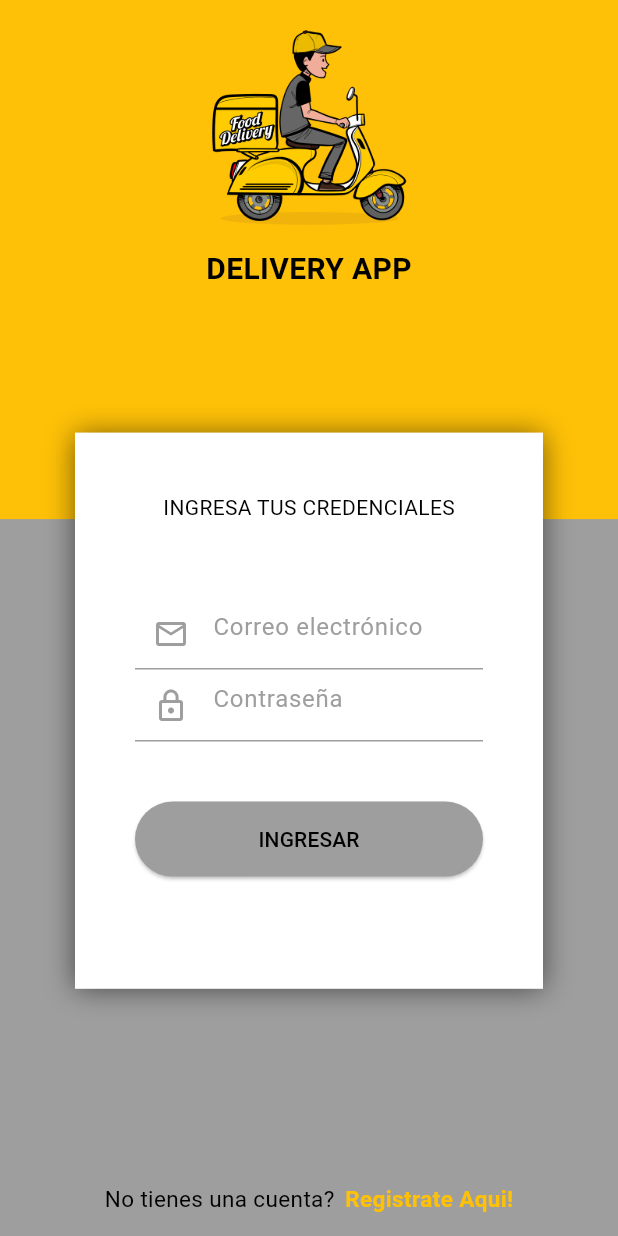
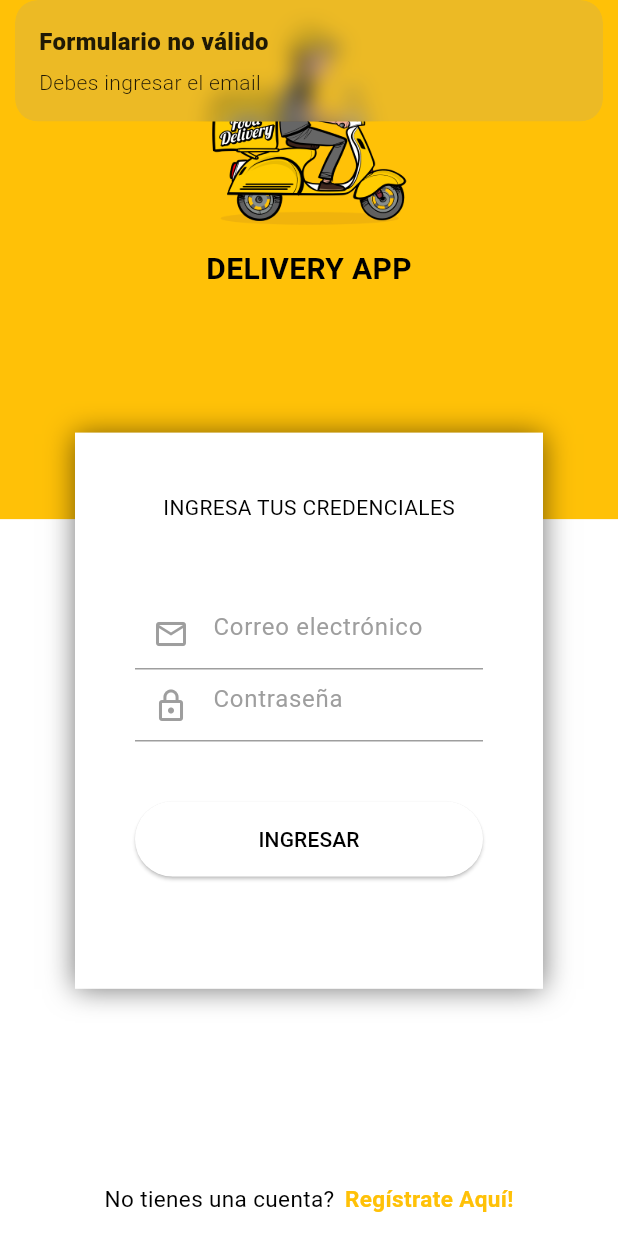
Before and after one commit to jimcode1090/PortfolioFlutter, a Flutter app: the screen it shows after launch, after a tap on "INGRESAR", on a phone screen of 412 x 824 dp. Run offline on Flutter 3.47's test engine with Material 3 defaults, Android fonts, the phone set to English and light mode, and no system bars; our stand-ins replace get.

Commit message:
create pages login and register

```diff
--- a/ProyectoAppDelivery/client/lib/main.dart
+++ b/ProyectoAppDelivery/client/lib/main.dart
@@ -1,6 +1,7 @@
 import 'package:flutter/material.dart';
 import 'package:get/get.dart';
 import 'package:client/src/pages/login/login_page.dart';
+import 'package:client/src/pages/register/register_page.dart';
 
 void main() {
   runApp(const MyApp());
@@ -16,7 +17,6 @@ class MyApp extends StatefulWidget {
 class _MyAppState extends State<MyApp> {
   @override
   void initState() {
-    // TODO: implement initState
     super.initState();
   }
 
@@ -26,7 +26,10 @@ class _MyAppState extends State<MyApp> {
       title: 'Delivery Udemy',
       debugShowCheckedModeBanner: false,
       initialRoute: '/',
-      getPages: [GetPage(name: '/', page: () => const LoginPage())],
+      getPages: [
+        GetPage(name: '/', page: () => LoginPage()),
+        GetPage(name: '/register', page: () => RegisterPage()),
+      ],
       navigatorKey: Get.key,
       theme: ThemeData(
           primaryColor: Colors.amber,
@@ -34,8 +37,8 @@ class _MyAppState extends State<MyApp> {
               primary: Colors.amber,
               secondary: Colors.amberAccent,
               brightness: Brightness.light,
-              onPrimary: Colors.grey,
-              surface: Colors.grey,
+              onPrimary: Colors.white,
+              surface: Colors.white,
               onSurface: Colors.grey,
               error: Colors.grey,
               onError: Colors.grey,
--- /dev/null
+++ b/ProyectoAppDelivery/client/lib/src/pages/login/login_controller.dart
@@ -0,0 +1,39 @@
+import 'package:flutter/material.dart';
+import 'package:get/get.dart';
+
+class LoginController extends GetxController {
+  TextEditingController emailController = TextEditingController();
+  TextEditingController passwordController = TextEditingController();
+
+  void goToRegisterPage() {
+    Get.toNamed('/register');
+  }
+
+  void login() {
+    String email = emailController.text.trim();
+    String password = passwordController.text.trim();
+
+    if (isValidForm(email, password)) {
+      Get.snackbar('Formulario válido', 'Todo Okey!');
+    }
+  }
+
+  bool isValidForm(String email, String password) {
+    if (email.isEmpty) {
+      Get.snackbar('Formulario no válido', 'Debes ingresar el email');
+      return false;
+    }
+
+    if (!GetUtils.isEmail(email)) {
+      Get.snackbar('Formulario no válido', 'El email no es válido');
+      return false;
+    }
+
+    if (password.isEmpty) {
+      Get.snackbar('Formulario no válido', 'Debes ingresar el password');
+      return false;
+    }
+
+    return true;
+  }
+}
--- a/ProyectoAppDelivery/client/lib/src/pages/login/login_page.dart
+++ b/ProyectoAppDelivery/client/lib/src/pages/login/login_page.dart
@@ -1,8 +1,11 @@
 import 'package:flutter/material.dart';
-import 'package:get/get_connect/http/src/utils/utils.dart';
+import 'package:get/get.dart';
+import 'package:client/src/pages/login/login_controller.dart';
 
 class LoginPage extends StatelessWidget {
-  const LoginPage({super.key});
+  LoginController controller = Get.put(LoginController());
+
+  LoginPage({super.key});
 
   @override
   Widget build(BuildContext context) {
@@ -66,7 +69,7 @@ class LoginPage extends StatelessWidget {
 
   Widget _textYouInfo() {
     return Container(
-        margin: EdgeInsets.only(top: 40, bottom: 50),
+        margin: const EdgeInsets.only(top: 40, bottom: 50),
         child: const Text(
           "INGRESA TUS CREDENCIALES",
           style: TextStyle(color: Colors.black),
@@ -76,7 +79,8 @@ class LoginPage extends StatelessWidget {
   Widget _textFieldEmail() {
     return Container(
       margin: const EdgeInsets.symmetric(horizontal: 40),
-      child: const TextField(
+      child: TextField(
+        controller: controller.emailController,
         keyboardType: TextInputType.emailAddress,
         decoration: InputDecoration(
             hintText: 'Correo electrónico',
@@ -88,9 +92,10 @@ class LoginPage extends StatelessWidget {
   Widget _textFieldPassword() {
     return Container(
       margin: const EdgeInsets.symmetric(horizontal: 40),
-      child: const TextField(
+      child: TextField(
+        controller: controller.passwordController,
         keyboardType: TextInputType.text,
-        obscureText: false,
+        obscureText: true,
         decoration: InputDecoration(
             hintText: 'Contraseña', prefixIcon: Icon(Icons.lock_outline)),
       ),
@@ -102,9 +107,9 @@ class LoginPage extends StatelessWidget {
       width: double.infinity,
       margin: const EdgeInsets.symmetric(horizontal: 40, vertical: 40),
       child: ElevatedButton(
-        onPressed: () {},
+        onPressed: () => controller.login(),
         style: ElevatedButton.styleFrom(
-            padding: EdgeInsets.symmetric(vertical: 15)),
+            padding: const EdgeInsets.symmetric(vertical: 15)),
         child: const Text(
           "INGRESAR",
           style: TextStyle(color: Colors.black),
@@ -114,18 +119,21 @@ class LoginPage extends StatelessWidget {
   }
 
   Widget _textDontHaveAccount() {
-    return const Row(
+    return Row(
       mainAxisAlignment: MainAxisAlignment.center,
       children: [
-        Text(
+        const Text(
           "No tienes una cuenta?",
           style: TextStyle(color: Colors.black, fontSize: 15),
         ),
-        SizedBox(width: 7),
-        Text(
-          "Registrate Aqui!",
-          style: TextStyle(
-              color: Colors.amber, fontWeight: FontWeight.bold, fontSize: 15),
+        const SizedBox(width: 7),
+        GestureDetector(
+          onTap: () => controller.goToRegisterPage(),
+          child: const Text(
+            "Regístrate Aquí!",
+            style: TextStyle(
+                color: Colors.amber, fontWeight: FontWeight.bold, fontSize: 15),
+          ),
         )
       ],
     );
--- /dev/null
+++ b/ProyectoAppDelivery/client/lib/src/pages/register/register_controller.dart
@@ -0,0 +1,75 @@
+import 'package:flutter/material.dart';
+import 'package:get/get.dart';
+
+class RegisterController extends GetxController {
+  TextEditingController emailController = TextEditingController();
+  TextEditingController passwordController = TextEditingController();
+  TextEditingController nameController = TextEditingController();
+  TextEditingController lastNameController = TextEditingController();
+  TextEditingController phoneController = TextEditingController();
+  TextEditingController confirmPasswordController = TextEditingController();
+  void goToLoginPage() {
+    Get.toNamed('/login');
+  }
+
+  void register() {
+    String email = emailController.text.trim();
+    String password = passwordController.text.trim();
+    String name = nameController.text;
+    String lastName = lastNameController.text;
+    String phone = phoneController.text.trim();
+    String confirmPassword = confirmPasswordController.text.trim();
+
+    if (isValidForm(email, password, name, lastName, phone, confirmPassword)) {
+      Get.snackbar('Formulario válido', 'Todo Okey!');
+    }
+  }
+
+  bool isValidForm(String email, String password, String name, String lastName,
+      String phone, String confirmPassword) {
+    if (email.isEmpty) {
+      Get.snackbar(
+          'Formulario no válido', 'Debes ingresar tu correo electrónico');
+      return false;
+    }
+
+    if (!GetUtils.isEmail(email)) {
+      Get.snackbar(
+          'Formulario no válido', 'El correo electrónico no es válido');
+      return false;
+    }
+
+    if (name.isEmpty) {
+      Get.snackbar('Formulario no válido', 'Debes ingresar tus nombres');
+      return false;
+    }
+
+    if (lastName.isEmpty) {
+      Get.snackbar('Formulario no válido', 'Debes ingresar tus apellidos');
+      return false;
+    }
+
+    if (phone.isEmpty) {
+      Get.snackbar('Formulario no válido', 'Debes ingresar tus teléfono');
+      return false;
+    }
+
+    if (password.isEmpty) {
+      Get.snackbar('Formulario no válido', 'Debes ingresar el password');
+      return false;
+    }
+
+    if (confirmPassword.isEmpty) {
+      Get.snackbar('Formulario no válido',
+          'Debes ingresar la confirmación del password');
+      return false;
+    }
+
+    if (password != confirmPassword) {
+      Get.snackbar('Formulario no válido', 'Las contraseñas no coinciden');
+      return false;
+    }
+
+    return true;
+  }
+}
--- a/ProyectoAppDelivery/client/pubspec.yaml
+++ b/ProyectoAppDelivery/client/pubspec.yaml
@@ -62,6 +62,7 @@ flutter:
   # To add assets to your application, add an assets section, like this:
   assets:
     - assets/img/delivery.png
+    - assets/img/user_profile.png
 
   # An image asset can refer to one or more resolution-specific "variants", see
   # https://flutter.dev/to/resolution-aware-images
```
Also changed, not shown: ProyectoAppDelivery/client/lib/src/pages/register/register_page.dart (added, +192 -0 lines).
